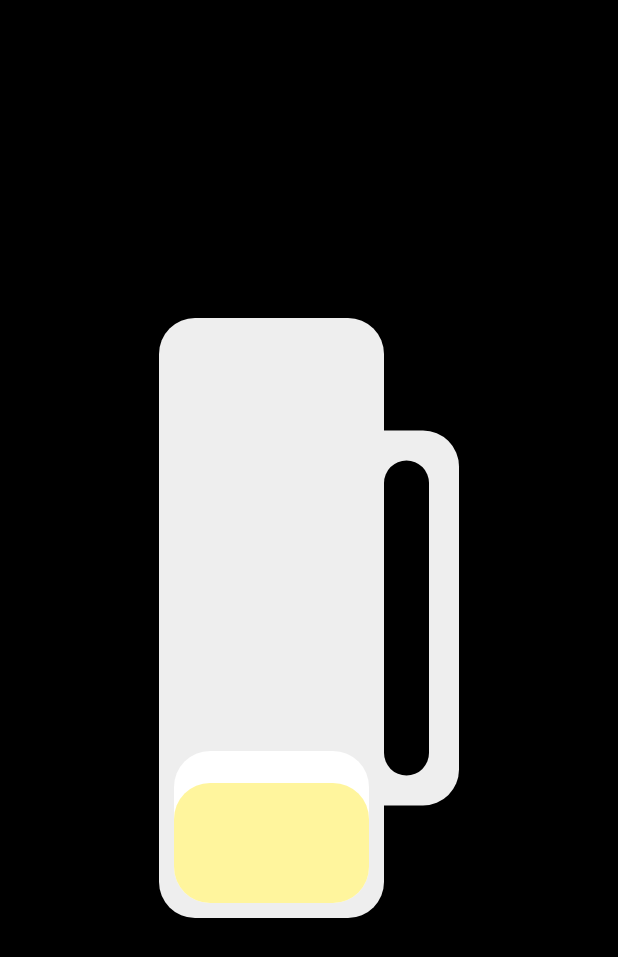
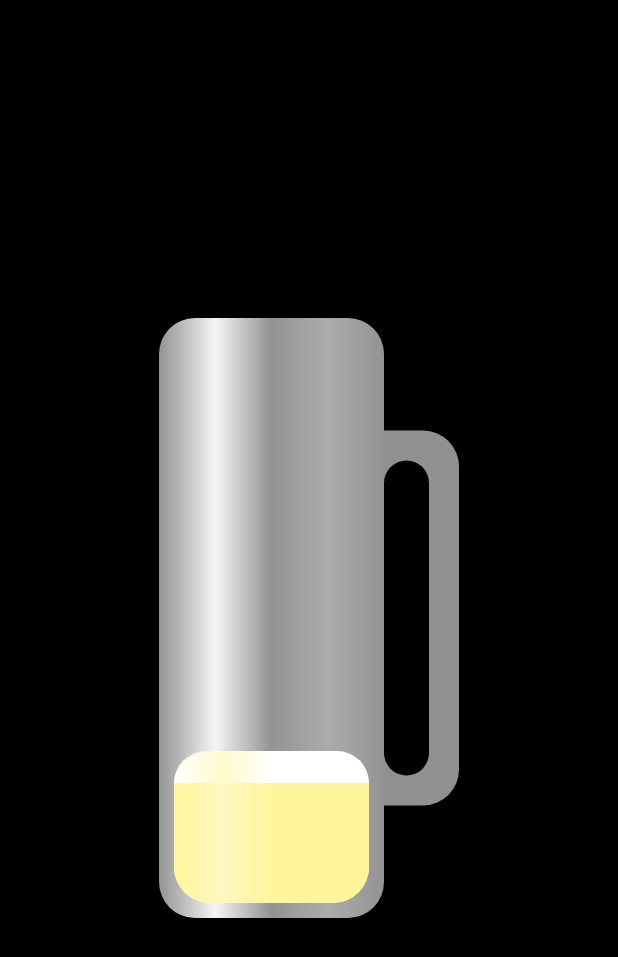
Before and after one commit to YellowRoka/supercharge_beer_app, a Flutter app: the first screen one second after launch, on a phone screen of 412 x 824 dp. Shown: the top 957 px of the screen. Run offline on Flutter 3.47's test engine with Material 2 defaults, Android fonts, the light colour scheme and no system bars; our stand-ins replace bloc, dio, flutter_bloc, freezed_annotation, get_it, go_router and 3 more.

Commit message:
shader effect
- added shader effect for splash page

```diff
--- /dev/null
+++ b/lib/modules/splash_modul/parts/animation_shader_effect.dart
@@ -0,0 +1,21 @@
+import 'package:flutter/material.dart';
+
+class AnimationShaderEffect extends StatelessWidget {
+  final List<Color> effectColors;
+  final Widget      child;
+
+  const AnimationShaderEffect({super.key, required this.effectColors, required this.child});
+
+  @override
+  Widget build(BuildContext context) {
+    return ShaderMask(
+      blendMode:      BlendMode.dstIn,
+      shaderCallback: (bounds) => LinearGradient(
+        begin:  Alignment.centerLeft,
+        end:    Alignment.centerRight,
+        colors: effectColors,
+      ).createShader( Rect.fromLTWH(0, 0, bounds.width, bounds.height) ),
+      child: child
+    );
+  }
+}
--- a/lib/modules/splash_modul/splash_page.dart
+++ b/lib/modules/splash_modul/splash_page.dart
@@ -1,5 +1,6 @@
 import 'package:flutter/material.dart';
 import 'package:supercharge_beer_app/di/providers/providers.dart';
+import 'package:supercharge_beer_app/modules/splash_modul/parts/animation_shader_effect.dart';
 import 'package:supercharge_beer_app/system/configs/color_constants.dart';
 import 'package:supercharge_beer_app/system/router/app_router.dart';
 
@@ -21,15 +22,13 @@ class _SplashPageState extends State<SplashPage> with SingleTickerProviderStateM
       duration: const Duration( seconds: 3 )
     );
     controller.addListener(
-      () {
-        setState(
+      () => setState(
           () {
             if( controller.isCompleted ){
               appRouterProvider.goToRouteWithReplace( AppRouter.pageBeerSelectorView );
             }
           }
-        );
-      }
+        )
     );
     controller.forward();
   }
@@ -43,52 +42,87 @@ class _SplashPageState extends State<SplashPage> with SingleTickerProviderStateM
   @override
   Widget build(BuildContext context) {
     return Scaffold(
-      backgroundColor: animationColorBlack,
+      backgroundColor: animationColorBg,
       body: Center(
         child: Row(
           mainAxisAlignment: MainAxisAlignment.center,
           children: [
+
             Stack(
               alignment: Alignment.bottomCenter,
               children:  [
 
-                Container(
+                //glass
+                AnimationShaderEffect(
+                  effectColors: effectGlass,
+                  child:        Container(
                     width:      150,
                     height:     400,
                     decoration: BoxDecoration(
-                    color:        animationColorGrey,
+                      color:        animationColorGlass,
+                      borderRadius: BorderRadius.circular(24)
+                    ),
+                  ),
+                ),
+
+                //effect separator
+                Container(
+                  margin:     const EdgeInsets.only(bottom: 10),
+                  width:      130,
+                  height:     380 * controller.value,
+                  decoration: BoxDecoration(
+                    color:        animationColorSeparator,
                     borderRadius: BorderRadius.circular(24)
                   ),
                 ),
 
-                Container(
+                //foam
+                AnimationShaderEffect(
+                  effectColors: effectFluid,
+                  child:        Padding(
+                    padding: EdgeInsets.only(bottom: 300 * controller.value),
+                    child:   Container(
                       width:      130,
-                  height:     380 * controller.value,
+                      height:     80 * controller.value,
                       margin:     const EdgeInsets.only(bottom: 10),
-                  decoration: BoxDecoration(
-                    color:      animationColorWhite,
-                    borderRadius: BorderRadius.circular(24)
+                      decoration: const BoxDecoration(
+                        color:        animationColorFoam,
+                        borderRadius: BorderRadius.only(
+                        topLeft:  Radius.circular(24),
+                        topRight: Radius.circular(24)
+                      )
+                      ),
+                    ),
                   ),
                 ),
 
-                Container(
+                //beer
+                AnimationShaderEffect(
+                  effectColors: effectFluid,
+                  child:        Container(
                     width:      130,
                     height:     300 * controller.value,
                     margin:     const EdgeInsets.only(bottom: 10),
                     decoration: BoxDecoration(
-                    color:        animationColorYellow,
-                    borderRadius: BorderRadius.circular(24)
+                      color:        animationColorBeer,
+                      borderRadius: const BorderRadius.only(
+                        bottomLeft:  Radius.circular(24),
+                        bottomRight: Radius.circular(24)
+                      )
+                    ),
                   ),
                 ),
               ]
             ),
+
+            //glass's ear
             Container(
               padding:    const EdgeInsets.fromLTRB(0, 20, 20, 20),
               alignment:  Alignment.center,
               width:      50,
               height:     250,
               decoration: BoxDecoration(
-                color:       animationColorGrey,
+                color:         animationColorGlass.withAlpha(150),
                 borderRadius:  const BorderRadius.only(
                   topRight:    Radius.circular(24),
                   bottomRight: Radius.circular(24)
@@ -96,7 +130,7 @@ class _SplashPageState extends State<SplashPage> with SingleTickerProviderStateM
               ),
               child:     Container(
                 decoration: BoxDecoration(
-                  color:      animationColorBlack,
+                  color:      animationColorBg,
                   borderRadius: BorderRadius.circular(24)
                 ),
               ),
--- a/lib/system/configs/color_constants.dart
+++ b/lib/system/configs/color_constants.dart
@@ -8,7 +8,24 @@ import 'package:flutter/material.dart';
       Color beerColorGrey   = Colors.grey.shade200;
 const Color beerColorBlue   = Color.fromARGB(255, 100, 160, 250);
 
-const Color animationColorWhite  = Colors.white;
-const Color animationColorBlack  = Colors.black;
-      Color animationColorYellow = Colors.yellow.shade200;
-      Color animationColorGrey   = Colors.grey.shade200;
+const Color animationColorFoam      = Colors.white;
+      Color animationColorSeparator = Colors.yellow.shade100;
+const Color animationColorBg        = Colors.black;
+      Color animationColorBeer      = Colors.yellow.shade200;
+      Color animationColorGlass     = Colors.grey.shade100;
+
+const List<Color> effectGlass = [
+  Colors.white60,
+  Colors.white,
+  Colors.white60,
+  Colors.white70,
+  Colors.white60,
+];
+
+const List<Color> effectFluid = [
+  Colors.white,
+  Colors.white12,
+  Colors.white,
+  Colors.white,
+  Colors.white,
+];
```
Lines whose indentation alone changed are shown as unchanged.
